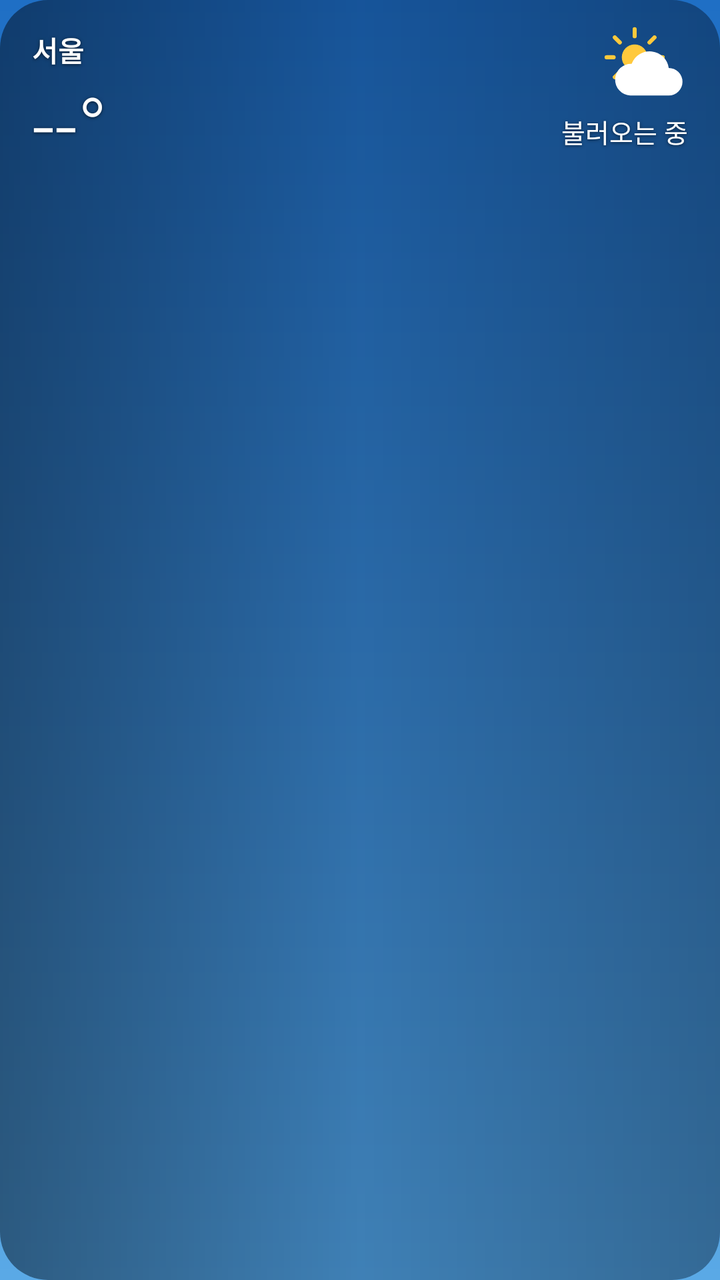
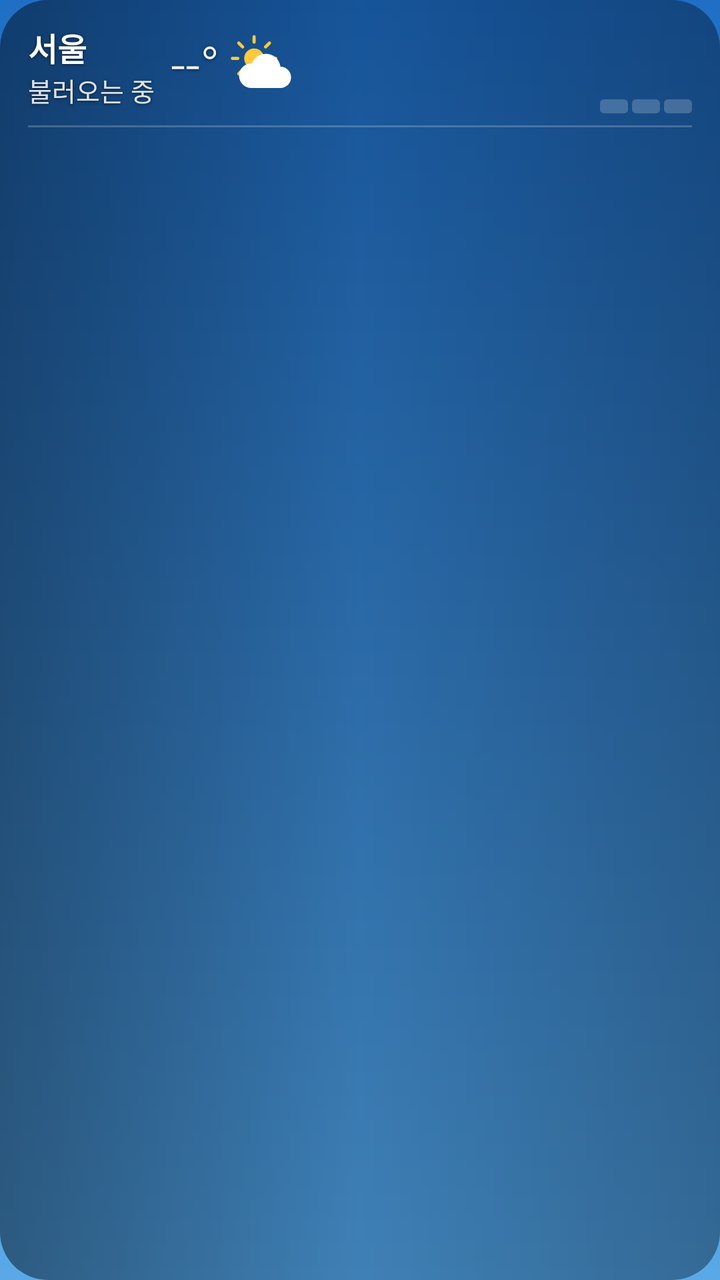

Two renders of the same Android screen: before a commit and after it. Below are the layout's source before the change and the commit's diff.
<!-- AndroidManifest.xml: application theme AppTheme -->
<!-- res/layout/widget_medium.xml -->
<?xml version="1.0" encoding="utf-8"?>
<FrameLayout xmlns:android="http://schemas.android.com/apk/res/android"
    android:id="@+id/root" android:layout_width="match_parent" android:layout_height="match_parent"
    android:background="@drawable/widget_clip" android:clipToOutline="true">
    <ImageView android:id="@+id/bg" android:layout_width="match_parent" android:layout_height="match_parent"
        android:scaleType="centerCrop" android:src="@drawable/bg_clear_day" android:importantForAccessibility="no"/>
    <ImageView android:id="@+id/scrim" android:layout_width="match_parent" android:layout_height="match_parent"
        android:scaleType="fitXY" android:src="@drawable/scrim" android:importantForAccessibility="no"/>
    <LinearLayout     android:id="@+id/content" android:layout_width="match_parent" android:layout_height="match_parent"
        android:orientation="vertical" android:paddingStart="16dp" android:paddingEnd="16dp" android:paddingTop="12dp" android:paddingBottom="8dp"
        >
        <LinearLayout android:layout_width="match_parent" android:layout_height="wrap_content" android:orientation="horizontal" android:gravity="center_vertical">
            <LinearLayout android:layout_width="0dp" android:layout_weight="1" android:layout_height="wrap_content" android:orientation="vertical">
                <TextView android:id="@+id/city" android:shadowColor="#99000000" android:shadowRadius="4" android:shadowDy="1" android:layout_width="match_parent" android:layout_height="wrap_content"
                    android:text="서울" android:textColor="#FFFFFF" android:textSize="14sp" android:textStyle="bold" android:maxLines="1" android:ellipsize="end"/>
                <TextView android:id="@+id/temp" android:shadowColor="#99000000" android:shadowRadius="4" android:shadowDy="1" android:layout_width="wrap_content" android:layout_height="wrap_content"
                    android:text="--°" android:textColor="#FFFFFF" android:textSize="40sp" android:fontFamily="sans-serif-light" android:maxLines="1"/>
            </LinearLayout>
            <LinearLayout android:layout_width="wrap_content" android:layout_height="wrap_content" android:orientation="vertical" android:gravity="end">
                <ImageView android:id="@+id/icon" android:layout_width="44dp" android:layout_height="44dp" android:src="@drawable/ic_w_partly_day"/>
                <TextView android:id="@+id/cond" android:shadowColor="#99000000" android:shadowRadius="4" android:shadowDy="1" android:layout_width="wrap_content" android:layout_height="wrap_content"
                    android:text="불러오는 중" android:textColor="#FFFFFF" android:textSize="13sp" android:maxLines="1"/>
                <TextView android:id="@+id/hl" android:shadowColor="#99000000" android:shadowRadius="4" android:shadowDy="1" android:layout_width="wrap_content" android:layout_height="wrap_content"
                    android:text="" android:textColor="#CCFFFFFF" android:textSize="12sp" android:maxLines="1"/>
            </LinearLayout>
        </LinearLayout>
        <LinearLayout android:id="@+id/hourly" android:layout_width="match_parent" android:layout_height="wrap_content"
            android:orientation="horizontal" android:layout_marginTop="8dp"/>
        <TextView android:id="@+id/updated" android:shadowColor="#99000000" android:shadowRadius="4" android:shadowDy="1" android:layout_width="match_parent" android:layout_height="wrap_content"
            android:text="" android:textColor="#99FFFFFF" android:textSize="10sp" android:gravity="end" android:maxLines="1"/>
    </LinearLayout>
</FrameLayout>
<!-- resources referenced by this layout -->
<resources>
  <!-- drawable bg_clear_day (drawable) -->
  <?xml version="1.0" encoding="utf-8"?>
  <shape xmlns:android="http://schemas.android.com/apk/res/android" android:shape="rectangle"><corners android:radius="24dp"/><gradient android:angle="270" android:startColor="#1A63B5" android:endColor="#4A97D6"/></shape>
  <!-- drawable ic_w_partly_day (drawable) -->
  <?xml version="1.0" encoding="utf-8"?>
  <vector xmlns:android="http://schemas.android.com/apk/res/android" android:width="64dp" android:height="64dp" android:viewportWidth="64" android:viewportHeight="64"><group android:translateX="-2" android:translateY="-3" android:scaleX="0.85" android:scaleY="0.85"><path android:fillColor="#FFC93C" android:pathData="M32,21a11,11 0,1 1,0 22a11,11 0,1 1,0 -22z"/><path android:strokeColor="#FFC93C" android:strokeWidth="3.5" android:strokeLineCap="round" android:pathData="M32,14L32,8M32,56L32,50M14,32L8,32M56,32L50,32M19.3,19.3L15,15M44.7,44.7L49,49M44.7,19.3L49,15M19.3,44.7L15,49"/></group><group android:translateX="4" android:translateY="6" android:scaleX="1" android:scaleY="1"><path android:fillColor="#FFFFFF" android:pathData="M18,46h28a10,10 0,0 0,0 -20a14,14 0,0 0,-27 -3A11,11 0,0 0,18 46z"/></group></vector>
  <!-- drawable scrim (drawable) -->
  <?xml version="1.0" encoding="utf-8"?>
  <shape xmlns:android="http://schemas.android.com/apk/res/android" android:shape="rectangle"><gradient android:angle="0" android:startColor="#66000000" android:centerColor="#26000000" android:endColor="#4D000000"/></shape>
  <!-- drawable widget_clip (drawable) -->
  <?xml version="1.0" encoding="utf-8"?>
  <shape xmlns:android="http://schemas.android.com/apk/res/android" android:shape="rectangle"><corners android:radius="24dp"/><solid android:color="#01000000"/></shape>
  <style name="AppTheme" parent="android:Theme.Material.NoActionBar">
      <item name="android:windowBackground">@drawable/ic_launcher_bg</item>
      <item name="android:statusBarColor">#1F6FC5</item>
      <item name="android:navigationBarColor">#5AA9E6</item>
    </style>
  <!-- drawable ic_launcher_bg (drawable) -->
  <?xml version="1.0" encoding="utf-8"?>
  <shape xmlns:android="http://schemas.android.com/apk/res/android"><gradient android:angle="270" android:startColor="#1F6FC5" android:endColor="#5AA9E6"/></shape>
</resources>

<!-- the commit's change to res/layout/widget_medium.xml (unified diff, before → after) -->
@@ -6,27 +6,27 @@
         android:scaleType="centerCrop" android:src="@drawable/bg_clear_day" android:importantForAccessibility="no"/>
     <ImageView android:id="@+id/scrim" android:layout_width="match_parent" android:layout_height="match_parent"
         android:scaleType="fitXY" android:src="@drawable/scrim" android:importantForAccessibility="no"/>
-    <LinearLayout     android:id="@+id/content" android:layout_width="match_parent" android:layout_height="match_parent"
-        android:orientation="vertical" android:paddingStart="16dp" android:paddingEnd="16dp" android:paddingTop="12dp" android:paddingBottom="8dp"
-        >
+    <LinearLayout android:id="@+id/content" android:layout_width="match_parent" android:layout_height="match_parent" android:orientation="vertical"
+        android:paddingStart="14dp" android:paddingEnd="14dp" android:paddingTop="10dp" android:paddingBottom="8dp">
         <LinearLayout android:layout_width="match_parent" android:layout_height="wrap_content" android:orientation="horizontal" android:gravity="center_vertical">
-            <LinearLayout android:layout_width="0dp" android:layout_weight="1" android:layout_height="wrap_content" android:orientation="vertical">
-                <TextView android:id="@+id/city" android:shadowColor="#99000000" android:shadowRadius="4" android:shadowDy="1" android:layout_width="match_parent" android:layout_height="wrap_content"
-                    android:text="서울" android:textColor="#FFFFFF" android:textSize="14sp" android:textStyle="bold" android:maxLines="1" android:ellipsize="end"/>
-                <TextView android:id="@+id/temp" android:shadowColor="#99000000" android:shadowRadius="4" android:shadowDy="1" android:layout_width="wrap_content" android:layout_height="wrap_content"
-                    android:text="--°" android:textColor="#FFFFFF" android:textSize="40sp" android:fontFamily="sans-serif-light" android:maxLines="1"/>
+            <LinearLayout android:layout_width="wrap_content" android:layout_height="wrap_content" android:layout_marginEnd="8dp" android:orientation="vertical">
+                <TextView android:id="@+id/city" android:shadowColor="#99000000" android:shadowRadius="4" android:shadowDy="1" android:layout_width="wrap_content" android:layout_height="wrap_content" android:text="서울" android:textColor="#FFFFFF" android:textSize="16sp" android:maxLines="1" android:maxWidth="110dp" android:textStyle="bold" android:ellipsize="end" android:includeFontPadding="false"/>
+                <TextView android:id="@+id/cond" android:shadowColor="#99000000" android:shadowRadius="4" android:shadowDy="1" android:layout_width="wrap_content" android:layout_height="wrap_content" android:text="불러오는 중" android:textColor="#DDFFFFFF" android:textSize="13sp" android:maxLines="1" android:ellipsize="end"/>
             </LinearLayout>
+            <TextView android:id="@+id/temp" android:shadowColor="#99000000" android:shadowRadius="4" android:shadowDy="1" android:layout_width="wrap_content" android:layout_height="wrap_content" android:text="--°" android:textColor="#FFFFFF" android:textSize="26sp" android:maxLines="1" android:layout_marginStart="0dp" android:fontFamily="sans-serif-light" android:includeFontPadding="false"/>
+            <ImageView android:id="@+id/icon" android:layout_marginStart="4dp" android:layout_width="34dp" android:layout_height="34dp" android:src="@drawable/ic_w_partly_day"/>
+            <TextView android:id="@+id/tip" android:shadowColor="#99000000" android:shadowRadius="4" android:shadowDy="1" android:layout_width="0dp" android:layout_weight="1" android:layout_height="wrap_content" android:text="" android:textColor="#FFFFFF" android:textSize="12sp" android:layout_marginStart="12dp" android:layout_marginEnd="6dp" android:gravity="center" android:maxLines="3" android:ellipsize="end" android:lineBreakWordStyle="phrase" android:includeFontPadding="false"/>
             <LinearLayout android:layout_width="wrap_content" android:layout_height="wrap_content" android:orientation="vertical" android:gravity="end">
-                <ImageView android:id="@+id/icon" android:layout_width="44dp" android:layout_height="44dp" android:src="@drawable/ic_w_partly_day"/>
-                <TextView android:id="@+id/cond" android:shadowColor="#99000000" android:shadowRadius="4" android:shadowDy="1" android:layout_width="wrap_content" android:layout_height="wrap_content"
-                    android:text="불러오는 중" android:textColor="#FFFFFF" android:textSize="13sp" android:maxLines="1"/>
-                <TextView android:id="@+id/hl" android:shadowColor="#99000000" android:shadowRadius="4" android:shadowDy="1" android:layout_width="wrap_content" android:layout_height="wrap_content"
-                    android:text="" android:textColor="#CCFFFFFF" android:textSize="12sp" android:maxLines="1"/>
+                <TextView android:id="@+id/hl" android:shadowColor="#99000000" android:shadowRadius="4" android:shadowDy="1" android:layout_width="wrap_content" android:layout_height="wrap_content" android:text="" android:textColor="#FFFFFF" android:textSize="14sp" android:maxLines="1" />
+                <TextView android:id="@+id/dust" android:shadowColor="#99000000" android:shadowRadius="4" android:shadowDy="1" android:layout_width="wrap_content" android:layout_height="wrap_content" android:text="" android:textColor="#DDFFFFFF" android:textSize="13sp" android:maxLines="1" />
+                <LinearLayout android:id="@+id/meter" android:layout_width="wrap_content" android:layout_height="wrap_content" android:layout_marginTop="3dp" android:orientation="horizontal">
+                <ImageView android:id="@+id/m1" android:layout_width="14dp" android:layout_height="7dp" android:scaleType="fitXY" android:src="@drawable/cell_off"/>
+                <ImageView android:id="@+id/m2" android:layout_width="14dp" android:layout_height="7dp" android:layout_marginStart="2dp" android:scaleType="fitXY" android:src="@drawable/cell_off"/>
+                <ImageView android:id="@+id/m3" android:layout_width="14dp" android:layout_height="7dp" android:layout_marginStart="2dp" android:scaleType="fitXY" android:src="@drawable/cell_off"/>
+            </LinearLayout>
             </LinearLayout>
         </LinearLayout>
-        <LinearLayout android:id="@+id/hourly" android:layout_width="match_parent" android:layout_height="wrap_content"
-            android:orientation="horizontal" android:layout_marginTop="8dp"/>
-        <TextView android:id="@+id/updated" android:shadowColor="#99000000" android:shadowRadius="4" android:shadowDy="1" android:layout_width="match_parent" android:layout_height="wrap_content"
-            android:text="" android:textColor="#99FFFFFF" android:textSize="10sp" android:gravity="end" android:maxLines="1"/>
+        <ImageView android:layout_width="match_parent" android:layout_height="1dp" android:layout_marginTop="6dp" android:layout_marginBottom="6dp" android:scaleType="fitXY" android:src="@drawable/divider" android:importantForAccessibility="no"/>
+        <LinearLayout android:id="@+id/hourly" android:layout_width="match_parent" android:layout_height="0dp" android:layout_weight="1" android:orientation="horizontal" android:gravity="center_vertical"/>
     </LinearLayout>
 </FrameLayout>
<!-- resource entries referenced after the edit -->
@@ -3,6 +3,12 @@
   <!-- drawable bg_clear_day (drawable) -->
   <?xml version="1.0" encoding="utf-8"?>
   <shape xmlns:android="http://schemas.android.com/apk/res/android" android:shape="rectangle"><corners android:radius="24dp"/><gradient android:angle="270" android:startColor="#1A63B5" android:endColor="#4A97D6"/></shape>
+  <!-- drawable cell_off (drawable) -->
+  <?xml version="1.0" encoding="utf-8"?>
+  <shape xmlns:android="http://schemas.android.com/apk/res/android" android:shape="rectangle"><corners android:radius="2dp"/><solid android:color="#33FFFFFF"/></shape>
+  <!-- drawable divider (drawable) -->
+  <?xml version="1.0" encoding="utf-8"?>
+  <shape xmlns:android="http://schemas.android.com/apk/res/android"><solid android:color="#33FFFFFF"/></shape>
   <!-- drawable ic_w_partly_day (drawable) -->
   <?xml version="1.0" encoding="utf-8"?>
   <vector xmlns:android="http://schemas.android.com/apk/res/android" android:width="64dp" android:height="64dp" android:viewportWidth="64" android:viewportHeight="64"><group android:translateX="-2" android:translateY="-3" android:scaleX="0.85" android:scaleY="0.85"><path android:fillColor="#FFC93C" android:pathData="M32,21a11,11 0,1 1,0 22a11,11 0,1 1,0 -22z"/><path android:strokeColor="#FFC93C" android:strokeWidth="3.5" android:strokeLineCap="round" android:pathData="M32,14L32,8M32,56L32,50M14,32L8,32M56,32L50,32M19.3,19.3L15,15M44.7,44.7L49,49M44.7,19.3L49,15M19.3,44.7L15,49"/></group><group android:translateX="4" android:translateY="6" android:scaleX="1" android:scaleY="1"><path android:fillColor="#FFFFFF" android:pathData="M18,46h28a10,10 0,0 0,0 -20a14,14 0,0 0,-27 -3A11,11 0,0 0,18 46z"/></group></vector>
